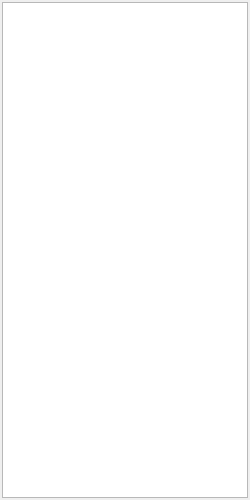
Old version of the form Qt/VtkVis/VtkVisTabWidgetBase.ui in the repository renchao-lu/ogs5.
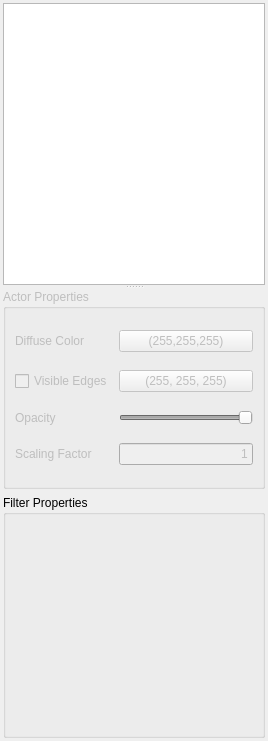
New version of the form. Custom widgets are drawn as their Qt base class.

Patch:
```diff
--- a/Qt/VtkVis/VtkVisTabWidgetBase.ui
+++ b/Qt/VtkVis/VtkVisTabWidgetBase.ui
@@ -6,28 +6,151 @@
    <rect>
     <x>0</x>
     <y>0</y>
-    <width>250</width>
-    <height>500</height>
+    <width>268</width>
+    <height>741</height>
    </rect>
   </property>
   <property name="windowTitle">
    <string>Form</string>
   </property>
-  <layout class="QVBoxLayout" name="verticalLayout">
+  <layout class="QVBoxLayout" name="verticalLayout_2">
    <property name="margin">
-    <number>2</number>
+    <number>3</number>
    </property>
    <item>
-    <widget class="VtkVisPipelineView" name="treeView">
-     <property name="autoExpandDelay">
-      <number>1</number>
+    <widget class="QSplitter" name="splitter">
+     <property name="orientation">
+      <enum>Qt::Vertical</enum>
      </property>
-     <property name="indentation">
-      <number>5</number>
-     </property>
-     <property name="animated">
-      <bool>true</bool>
-     </property>
+     <widget class="VtkVisPipelineView" name="vtkVisPipelineView">
+      <property name="sizePolicy">
+       <sizepolicy hsizetype="Expanding" vsizetype="Expanding">
+        <horstretch>0</horstretch>
+        <verstretch>0</verstretch>
+       </sizepolicy>
+      </property>
+      <property name="autoExpandDelay">
+       <number>1</number>
+      </property>
+      <property name="indentation">
+       <number>5</number>
+      </property>
+      <property name="animated">
+       <bool>true</bool>
+      </property>
+     </widget>
+     <widget class="QWidget" name="layoutWidget">
+      <layout class="QVBoxLayout" name="verticalLayout">
+       <item>
+        <widget class="QGroupBox" name="actorPropertiesGroupBox">
+         <property name="enabled">
+          <bool>false</bool>
+         </property>
+         <property name="sizePolicy">
+          <sizepolicy hsizetype="Expanding" vsizetype="Fixed">
+           <horstretch>0</horstretch>
+           <verstretch>0</verstretch>
+          </sizepolicy>
+         </property>
+         <property name="minimumSize">
+          <size>
+           <width>0</width>
+           <height>200</height>
+          </size>
+         </property>
+         <property name="title">
+          <string>Actor Properties</string>
+         </property>
+         <layout class="QGridLayout" name="gridLayout">
+          <item row="0" column="1">
+           <widget class="ColorPickerPushButton" name="diffuseColorPickerButton">
+            <property name="text">
+             <string>(255,255,255)</string>
+            </property>
+           </widget>
+          </item>
+          <item row="0" column="0">
+           <widget class="QLabel" name="label">
+            <property name="text">
+             <string>Diffuse Color</string>
+            </property>
+           </widget>
+          </item>
+          <item row="2" column="0">
+           <widget class="QCheckBox" name="visibleEdgesCheckBox">
+            <property name="text">
+             <string>Visible Edges</string>
+            </property>
+           </widget>
+          </item>
+          <item row="2" column="1">
+           <widget class="ColorPickerPushButton" name="edgeColorPickerButton">
+            <property name="text">
+             <string>(255, 255, 255)</string>
+            </property>
+           </widget>
+          </item>
+          <item row="3" column="0">
+           <widget class="QLabel" name="label_2">
+            <property name="text">
+             <string>Opacity</string>
+            </property>
+           </widget>
+          </item>
+          <item row="3" column="1">
+           <widget class="QSlider" name="opacitySlider">
+            <property name="maximum">
+             <number>100</number>
+            </property>
+            <property name="value">
+             <number>100</number>
+            </property>
+            <property name="orientation">
+             <enum>Qt::Horizontal</enum>
+            </property>
+           </widget>
+          </item>
+          <item row="4" column="0">
+           <widget class="QLabel" name="label_3">
+            <property name="text">
+             <string>Scaling Factor</string>
+            </property>
+           </widget>
+          </item>
+          <item row="4" column="1">
+           <widget class="QLineEdit" name="scaleZ">
+            <property name="text">
+             <string>1</string>
+            </property>
+            <property name="alignment">
+             <set>Qt::AlignRight|Qt::AlignTrailing|Qt::AlignVCenter</set>
+            </property>
+           </widget>
+          </item>
+         </layout>
+        </widget>
+       </item>
+       <item>
+        <widget class="QGroupBox" name="filterPropertiesGroupBox">
+         <property name="sizePolicy">
+          <sizepolicy hsizetype="Expanding" vsizetype="Expanding">
+           <horstretch>0</horstretch>
+           <verstretch>0</verstretch>
+          </sizepolicy>
+         </property>
+         <property name="minimumSize">
+          <size>
+           <width>0</width>
+           <height>100</height>
+          </size>
+         </property>
+         <property name="title">
+          <string>Filter Properties</string>
+         </property>
+        </widget>
+       </item>
+      </layout>
+     </widget>
     </widget>
    </item>
   </layout>
@@ -38,6 +161,11 @@
    <extends>QTreeView</extends>
    <header>VtkVisPipelineView.h</header>
   </customwidget>
+  <customwidget>
+   <class>ColorPickerPushButton</class>
+   <extends>QPushButton</extends>
+   <header>ColorPickerPushButton.h</header>
+  </customwidget>
  </customwidgets>
  <resources/>
  <connections/>
```
